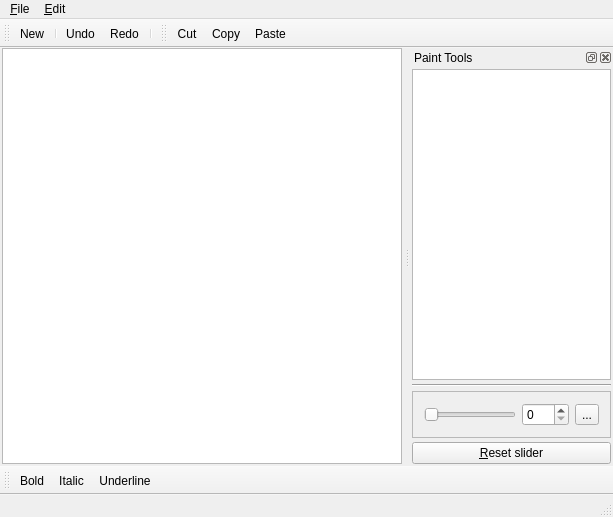
Before: the Qt Designer form PAIN-qt-widgets/mainwindow.ui in przemekpjski/Qt-Widgets-GraphicsView, drawn with Qt 5.
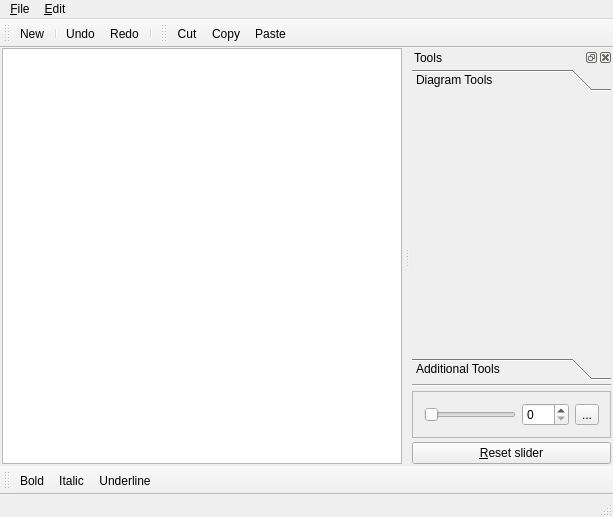
After: the same form once the commit is applied. Icons and pictures are not drawn.

Commit message: [WIP] Create diagram tools, ToolBox and draw rects on canvas.

```diff
--- a/PAIN-qt-widgets/mainwindow.ui
+++ b/PAIN-qt-widgets/mainwindow.ui
@@ -10,6 +10,12 @@
     <height>517</height>
    </rect>
   </property>
+  <property name="sizePolicy">
+   <sizepolicy hsizetype="Expanding" vsizetype="Expanding">
+    <horstretch>0</horstretch>
+    <verstretch>0</verstretch>
+   </sizepolicy>
+  </property>
   <property name="windowTitle">
    <string>PAIN Qt Widgets</string>
   </property>
@@ -135,7 +141,7 @@
    <property name="minimumSize">
     <size>
      <width>203</width>
-     <height>179</height>
+     <height>292</height>
     </size>
    </property>
    <property name="floating">
@@ -145,7 +151,7 @@
     <set>QDockWidget::AllDockWidgetFeatures</set>
    </property>
    <property name="windowTitle">
-    <string>Paint Tools</string>
+    <string>Tools</string>
    </property>
    <attribute name="dockWidgetArea">
     <number>2</number>
@@ -168,7 +174,43 @@
       <number>2</number>
      </property>
      <item>
-      <widget class="QListWidget" name="listWidget"/>
+      <widget class="QToolBox" name="toolBox">
+       <property name="sizePolicy">
+        <sizepolicy hsizetype="Expanding" vsizetype="Expanding">
+         <horstretch>0</horstretch>
+         <verstretch>0</verstretch>
+        </sizepolicy>
+       </property>
+       <property name="currentIndex">
+        <number>0</number>
+       </property>
+       <widget class="QWidget" name="diagramToolsPage">
+        <property name="geometry">
+         <rect>
+          <x>0</x>
+          <y>0</y>
+          <width>199</width>
+          <height>231</height>
+         </rect>
+        </property>
+        <attribute name="label">
+         <string>Diagram Tools</string>
+        </attribute>
+       </widget>
+       <widget class="QWidget" name="additionalToolsPage">
+        <property name="geometry">
+         <rect>
+          <x>0</x>
+          <y>0</y>
+          <width>199</width>
+          <height>231</height>
+         </rect>
+        </property>
+        <attribute name="label">
+         <string>Additional Tools</string>
+        </attribute>
+       </widget>
+      </widget>
      </item>
      <item>
       <widget class="Line" name="line">
```
Left out of the diff: 2 changed lines with no effect on the pictures. The commit also changes 16 other files.
